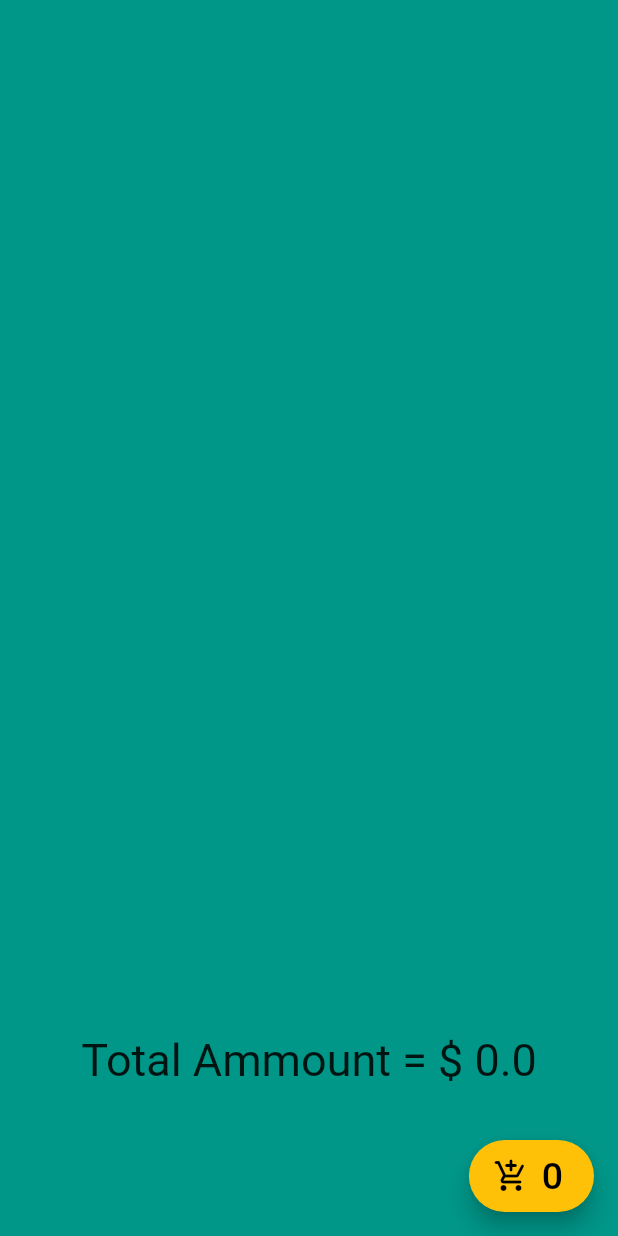
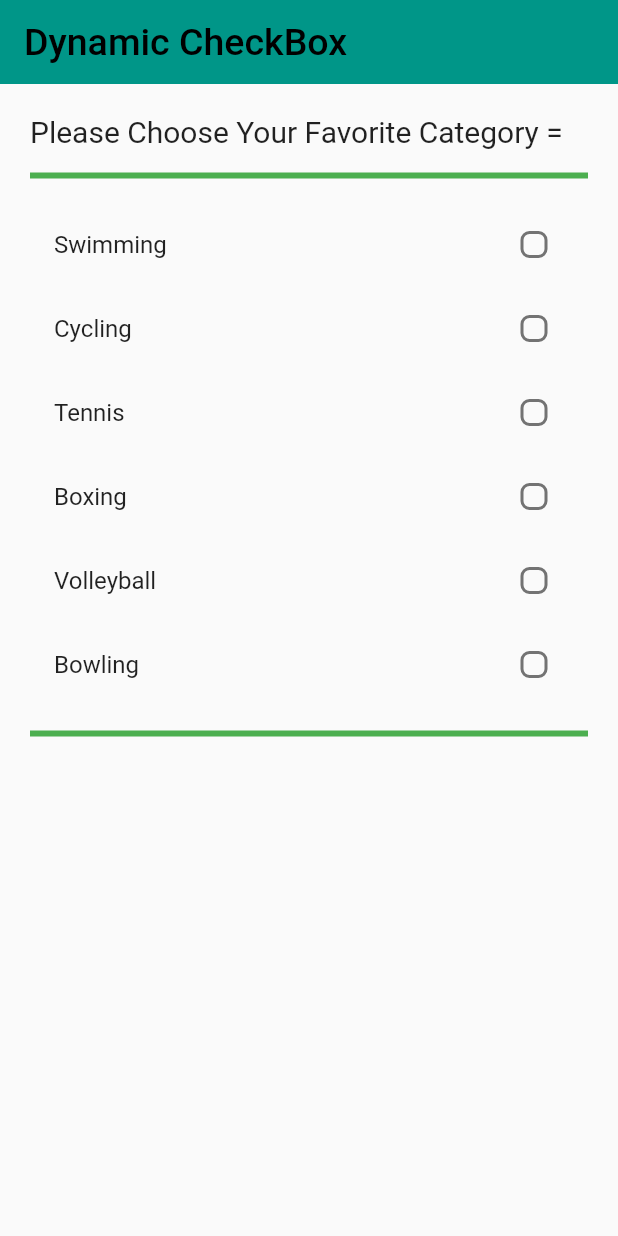
Before and after one commit to RonwasHere/new_lapis_legit, a Flutter app: the first screen one second after launch, on a phone screen of 412 x 824 dp. Run offline on Flutter 3.47's test engine with Material 2 defaults, Android fonts, the light colour scheme and no system bars; our stand-ins replace get.

Commit message:
feat = folder new_tutorial2, dr yt dynamic_checkbox

```diff
--- a/lib/main.dart
+++ b/lib/main.dart
@@ -1,12 +1,12 @@
 import 'package:flutter/material.dart';
 import 'package:get/get.dart';
+import 'package:new_lapis_legit/new_tutorial2/dynamic_checkbox.dart';
 import 'package:new_lapis_legit/pages/loginn.dart';
 import 'package:new_lapis_legit/pages/merchant.dart';
 import 'package:new_lapis_legit/pages/profile.dart';
 import 'package:new_lapis_legit/pages/search.dart';
 import 'package:new_lapis_legit/pages/voucher.dart';
 import 'package:new_lapis_legit/views/shopping_page.dart';
-
 
 void main() {
   runApp(const MyApp());
@@ -38,9 +38,8 @@ class MyApp extends StatelessWidget {
         GetPage(name: '/login', page: () => LoginPage()), //ini lapislegit desain baru
         GetPage(name: '/profile', page: () => ProfilePage()), //ini lapislegit desain baru
 
-        GetPage(name: '/', page: () => ShoppingPage()), //tutorial-1 dr playlist GetX
-
-
+        // GetPage(name: '/', page: () => ShoppingPage()), //tutorial-1 dr playlist GetX
+        GetPage(name: '/', page: () => DynamicCheckBox()), //tutorial-1 dr playlist GetX
       ],
     );
   }
--- /dev/null
+++ b/lib/new_tutorial2/dynamic_checkbox.dart
@@ -0,0 +1,105 @@
+import 'package:flutter/material.dart';
+
+class DynamicCheckBox extends StatefulWidget {
+  const DynamicCheckBox({super.key});
+
+  @override
+  State<DynamicCheckBox> createState() => _DynamicCheckBoxState();
+}
+
+class _DynamicCheckBoxState extends State<DynamicCheckBox> {
+  List<Map> categories = [
+    {"name": "Swimming", "isChecked": false},
+    {"name": "Cycling", "isChecked": false},
+    {"name": "Tennis", "isChecked": false},
+    {"name": "Boxing", "isChecked": false},
+    {"name": "Volleyball", "isChecked": false},
+    {"name": "Bowling", "isChecked": false},
+  ];
+
+  @override
+  Widget build(BuildContext context) {
+    return Scaffold(
+      appBar: AppBar(
+        backgroundColor: Colors.teal,
+        elevation: 0,
+        title: Text(
+          'Dynamic CheckBox',
+          style: TextStyle(fontSize: 25, color: Colors.black),
+        ),
+      ),
+      body: SingleChildScrollView(
+        child: Padding(
+          padding: EdgeInsets.all(20),
+          child: Column(
+            crossAxisAlignment: CrossAxisAlignment.start,
+            children: [
+              Text(
+                'Please Choose Your Favorite Category = ',
+                style: TextStyle(fontSize: 20),
+              ),
+              SizedBox(height: 10),
+              Divider(thickness: 4, color: Colors.green),
+              SizedBox(height: 10),
+              Column(
+                children: categories.map((favorite) {
+                  return CheckboxListTile(
+                      activeColor: Colors.deepPurple,
+                      checkboxShape: RoundedRectangleBorder(
+                        borderRadius: BorderRadius.circular(6),
+                      ),
+                      title: Text(favorite['name']),
+                      value: favorite["isChecked"],
+                      onChanged: (val) {
+                        setState(() {
+                          favorite['isChecked'] = val;
+                        });
+                      });
+                }).toList(),
+              ),
+              SizedBox(height: 10),
+              Divider(thickness: 4, color: Colors.green),
+              SizedBox(height: 10),
+              Wrap(
+                children: categories.map((favorite) {
+                  if (favorite["isChecked"] == true) {
+                    return Card(
+                      elevation: 3,
+                      color: Colors.deepPurpleAccent,
+                      child: Padding(
+                        padding: EdgeInsets.all(8),
+                        child: Row(
+                          mainAxisSize: MainAxisSize.min,
+                          children: [
+                            Text(
+                              favorite['name'],
+                              style: TextStyle(color: Colors.white),
+                            ),
+                            SizedBox(width: 5),
+                            GestureDetector(
+                              onTap: () {
+                                setState(() {
+                                  favorite["isChecked"] = !favorite["isChecked"];
+                                });
+                              },
+                              child: Icon(
+                                Icons.delete,
+                                color: Colors.white,
+                              ),
+                            ),
+                          ],
+                        ),
+                      ),
+                    );
+                  } else {
+                    return Container();
+                  }
+                }).toList(),
+              ),
+            ],
+          ),
+        ),
+      ),
+    );
+  }
+}
--- a/lib/views/shopping_page.dart
+++ b/lib/views/shopping_page.dart
@@ -1,3 +1,5 @@
+// ignore_for_file: use_key_in_widget_constructors
+
 import 'package:flutter/material.dart';
 import 'package:get/get.dart';
 import 'package:new_lapis_legit/controllers/cart_controller.dart';
```
